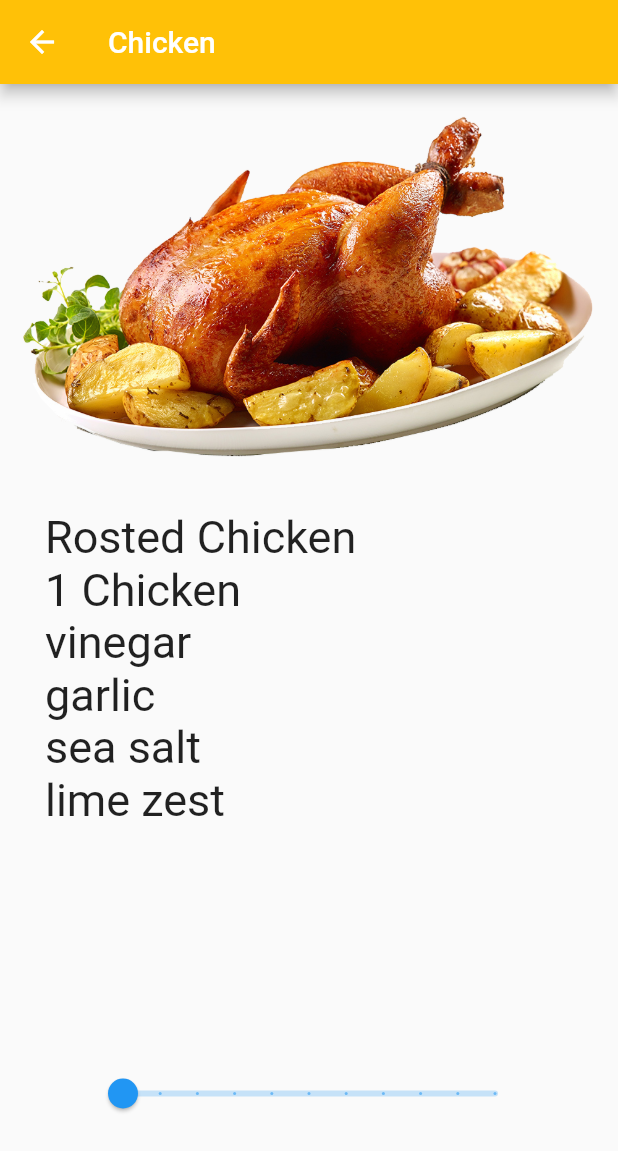
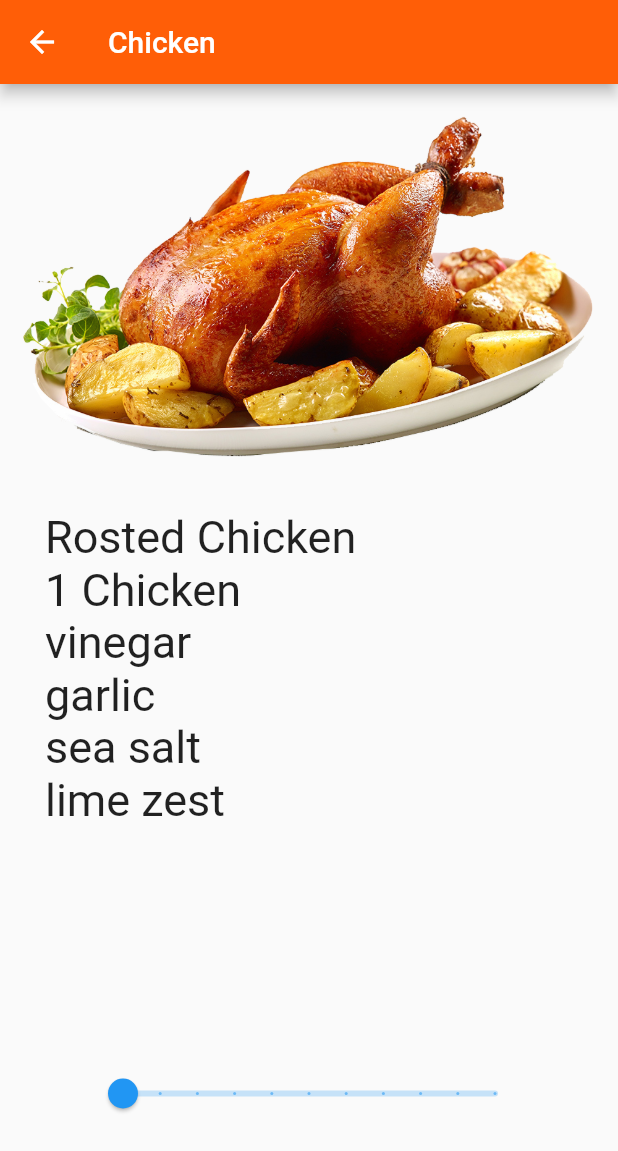
Before and after one commit to AhmedAuday/Recipe_App, a Flutter app: the RecipeScreen screen opened directly with sample values from the repository, on a phone screen of 412 x 824 dp. Shown: the top 1151 px of the screen. Run offline on Flutter 3.47's test engine with Material 2 defaults, Android fonts, the phone set to English and light mode, and no system bars.

Commit message:
Adding Const Color

```diff
--- a/lib/constant.dart
+++ b/lib/constant.dart
@@ -1 +1,5 @@
+import 'package:flutter/material.dart';
+
 const String assetsImg = "assets/Images/";
+
+const Color primeColor = Color.fromARGB(255, 255, 94, 7);
--- a/lib/screens/recipe_screen.dart
+++ b/lib/screens/recipe_screen.dart
@@ -1,5 +1,7 @@
 import 'package:flutter/material.dart';
 import 'package:recipe_app/models/recipe.dart';
+
+import '../constant.dart';
 
 class RecipeScreen extends StatefulWidget {
   const RecipeScreen({
@@ -20,7 +22,7 @@ class _RecipeScreenState extends State<RecipeScreen> {
     return Scaffold(
       appBar: AppBar(
         title: Text(recipe.lable),
-        backgroundColor: Colors.amber,
+        backgroundColor: primeColor,
       ),
       body: Column(
         children: [
```
Also changed, not shown: 3 other files.
